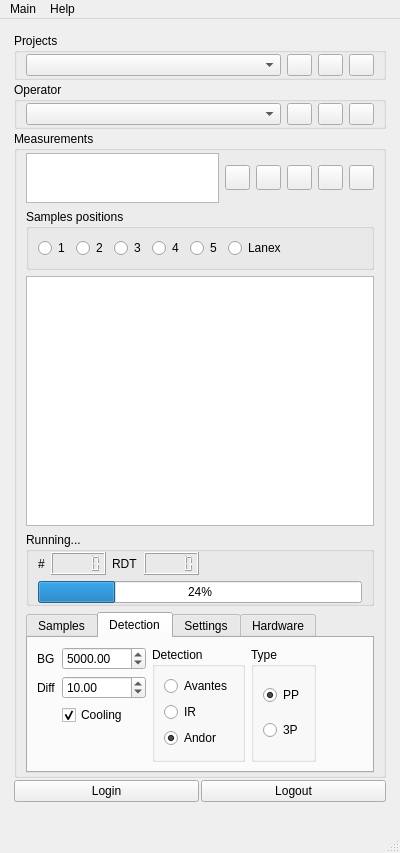
Saldenisov/pyconlyse, file DeviceServers/Experiment/experiment.ui: the form before one commit.
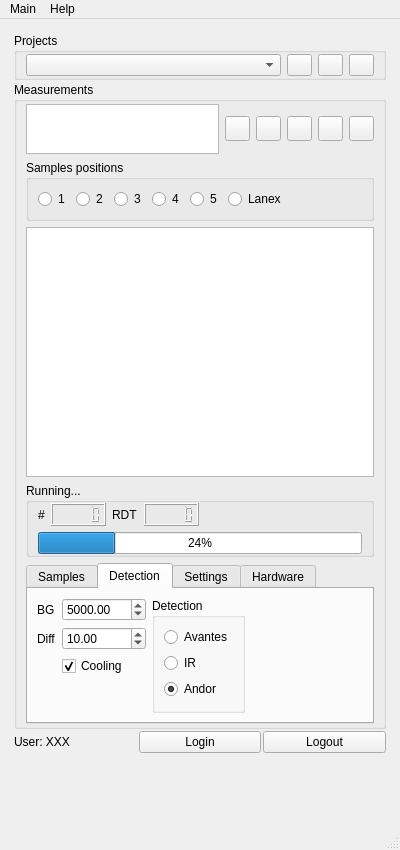
The form after the commit. The open tabs and pages were chosen to show the change. Icons and pictures are not drawn.

The edit to the form file:
```diff
--- a/DeviceServers/Experiment/experiment.ui
+++ b/DeviceServers/Experiment/experiment.ui
@@ -130,82 +130,6 @@
         </layout>
        </widget>
       </item>
-      <item>
-       <widget class="QGroupBox" name="groupBox_operators">
-        <property name="title">
-         <string>Operator</string>
-        </property>
-        <layout class="QHBoxLayout" name="horizontalLayout_9">
-         <property name="topMargin">
-          <number>1</number>
-         </property>
-         <property name="bottomMargin">
-          <number>1</number>
-         </property>
-         <item>
-          <widget class="QComboBox" name="comboBox_operators">
-           <property name="minimumSize">
-            <size>
-             <width>175</width>
-             <height>0</height>
-            </size>
-           </property>
-          </widget>
-         </item>
-         <item>
-          <widget class="QPushButton" name="pushButton_add_opertor">
-           <property name="maximumSize">
-            <size>
-             <width>25</width>
-             <height>25</height>
-            </size>
-           </property>
-           <property name="text">
-            <string/>
-           </property>
-           <property name="icon">
-            <iconset>
-             <normaloff>../../gui/icons/add_FILL0_wght400_GRAD0_opsz48.svg</normaloff>../../gui/icons/add_FILL0_wght400_GRAD0_opsz48.svg</iconset>
-           </property>
-          </widget>
-         </item>
-         <item>
-          <widget class="QPushButton" name="pushButton_edit_operartor">
-           <property name="maximumSize">
-            <size>
-             <width>25</width>
-             <height>25</height>
-            </size>
-           </property>
-           <property name="text">
-            <string/>
-           </property>
-           <property name="icon">
-            <iconset>
-             <normaloff>../../gui/icons/edit_FILL0_wght400_GRAD0_opsz48.svg</normaloff>../../gui/icons/edit_FILL0_wght400_GRAD0_opsz48.svg</iconset>
-           </property>
-          </widget>
-         </item>
-         <item>
-          <widget class="QPushButton" name="pushButton_delete_operator">
-           <property name="maximumSize">
-            <size>
-             <width>25</width>
-             <height>25</height>
-            </size>
-           </property>
-           <property name="text">
-            <string/>
-           </property>
-           <property name="icon">
-            <iconset>
-             <normaloff>../../gui/icons/delete_FILL0_wght400_GRAD0_opsz48.svg</normaloff>../../gui/icons/delete_FILL0_wght400_GRAD0_opsz48.svg</iconset>
-           </property>
-          </widget>
-         </item>
-        </layout>
-       </widget>
-      </item>
       <item>
        <widget class="QGroupBox" name="groupBox_measurements">
         <property name="sizePolicy">
@@ -630,32 +554,6 @@
                  </layout>
                 </widget>
                </item>
-               <item>
-                <widget class="QGroupBox" name="groupBox">
-                 <property name="title">
-                  <string>Type</string>
-                 </property>
-                 <layout class="QVBoxLayout" name="verticalLayout_2">
-                  <item>
-                   <widget class="QRadioButton" name="radioButton_experiment_type_pp">
-                    <property name="text">
-                     <string>PP</string>
-                    </property>
-                    <property name="checked">
-                     <bool>true</bool>
-                    </property>
-                   </widget>
-                  </item>
-                  <item>
-                   <widget class="QRadioButton" name="radioButton_experiment_type_3p">
-                    <property name="text">
-                     <string>3P</string>
-                    </property>
-                   </widget>
-                  </item>
-                 </layout>
-                </widget>
-               </item>
                <item>
                 <spacer name="horizontalSpacer">
                  <property name="orientation">
@@ -798,6 +696,13 @@
         <property name="bottomMargin">
          <number>15</number>
         </property>
+        <item>
+         <widget class="QLabel" name="label_user">
+          <property name="text">
+           <string>User: XXX</string>
+          </property>
+         </widget>
+        </item>
         <item>
          <widget class="QPushButton" name="pushButton_login">
           <property name="text">
```
Left out of the diff: 2 changed lines with no effect on the pictures.
